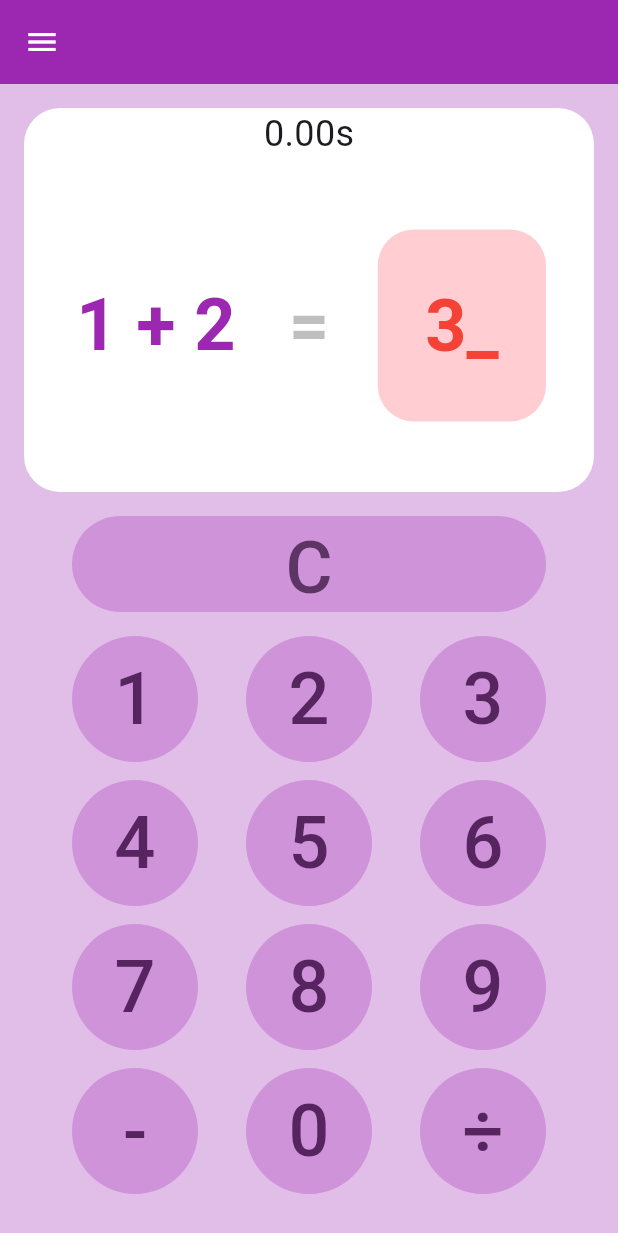
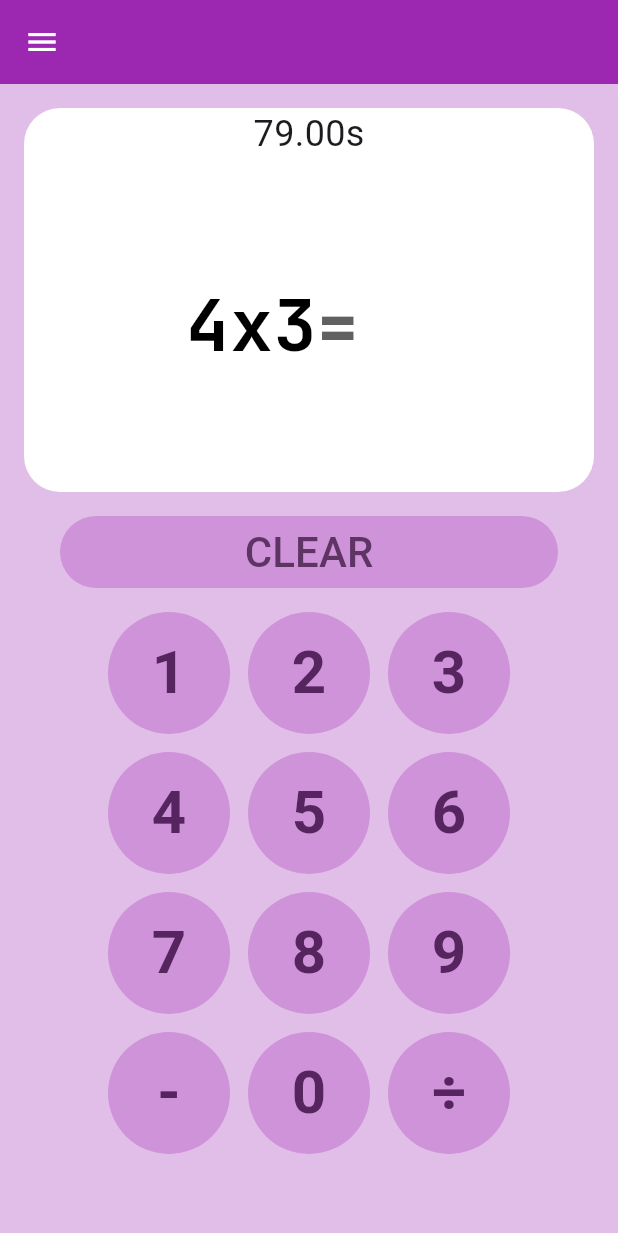
Before and after one commit to DevCef/quikmath, a Flutter app: the screen it shows after launch, on a phone screen of 412 x 824 dp. Shown: the top 1233 px of the screen. Run offline on Flutter 3.47's test engine with Material 3 defaults, Android fonts, the phone set to English and light mode, and no system bars; drawn by our look-alikes of auto_size_text; our stand-ins replace vibration; missing offline and left inert: dart:ffi.

Commit message:
Reupdating UI lil bit + Made a basic working input & output

```diff
--- /dev/null
+++ b/lib/logic/utils.dart
@@ -0,0 +1,5 @@
+
+void dbg(dynamic data)
+{
+  print(data);
+}
--- a/lib/widgets/inputgrid.dart
+++ b/lib/widgets/inputgrid.dart
@@ -1,3 +1,5 @@
+import 'package:quikmath/logic/core.dart';
+import 'package:quikmath/logic/utils.dart';
 import 'package:vibration/vibration.dart';
 import 'package:flutter/material.dart';
 
@@ -7,15 +9,14 @@ class InputGrid extends StatelessWidget {
   @override
   Widget build(BuildContext context) {
     return Column(children: [
-
       // - Clear button
       SizedBox(
-        height: 64,
+        height: 48,
         child: Container(
           margin: const EdgeInsets.fromLTRB(
-            48,
+            40,
             0,
-            48,
+            40,
             0,
           ),
           child: ElevatedButton(
@@ -23,14 +24,17 @@ class InputGrid extends StatelessWidget {
               elevation: 0, // Remove shadow
 
               backgroundColor: Colors.purple[200],
-              foregroundColor: Color.lerp(Colors.purple[300], Colors.black, 0.5),
+              foregroundColor:
+                  Color.lerp(Colors.purple[300], Colors.black, 0.5),
             ),
-            onPressed: () => {},
+            onPressed: () => {
+              _pressButton(-1)
+            },
             child: const Center(
               child: Text(
-                "C",
+                "CLEAR",
                 style: TextStyle(
-                  fontSize: 48,
+                  fontSize: 28,
                 ),
               ),
             ),
@@ -38,22 +42,20 @@ class InputGrid extends StatelessWidget {
         ),
       ),
 
-
       // - Other buttons
       Expanded(
         child: Container(
           margin: const EdgeInsets.fromLTRB(
-            48,
+            72,
             16,
-            48,
+            72,
             16,
           ),
           child: GridView.builder(
             physics: const NeverScrollableScrollPhysics(),
-            shrinkWrap: true, // Prevents the GridView from being scrollable
             gridDelegate: const SliverGridDelegateWithFixedCrossAxisCount(
               crossAxisCount: 3, // Number of columns in the grid
-              crossAxisSpacing: 32, // Spacing between columns
+              crossAxisSpacing: 12, // Spacing between columns
               mainAxisSpacing: 12, // Spacing between rows
             ),
             itemCount: 12, // Total number of buttons
@@ -65,21 +67,14 @@ class InputGrid extends StatelessWidget {
                   foregroundColor:
                       Color.lerp(Colors.purple[400], Colors.black, 0.5),
                 ),
-                onPressed: () async {
-                  // Handle button press
-                  print(index);
-                  Vibration.vibrate(
-                    duration: 200,
-                  );
-                  bool? response = await Vibration.hasVibrator();
-                  if (response == true)
-                    print("vibrated");
-                  else
-                    print("no vibration support");
+                onPressed: () => {
+                  _pressButton(index)
                 },
                 child: Text(
-                  _getButtonText(index),
-                  style: const TextStyle(fontSize: 48),
+                  QuikCore.getButtonText(index),
+                  overflow: TextOverflow.visible,
+                  style: const TextStyle(
+                      fontSize: 40, fontWeight: FontWeight.bold),
                 ),
               );
             },
@@ -89,22 +84,11 @@ class InputGrid extends StatelessWidget {
     ]);
   }
 
-  // A function to get the text for each button
-  String _getButtonText(int index) {
-    const buttonLabels = [
-      '1',
-      '2',
-      '3',
-      '4',
-      '5',
-      '6',
-      '7',
-      '8',
-      '9',
-      '-',
-      '0',
-      '÷',
-    ];
-    return buttonLabels[index];
+  void _pressButton(int index) {
+    print(index);
+    Vibration.vibrate(
+      duration: 25,
+    );
+    QuikCore.receiveButton(index);
   }
 }
--- a/lib/widgets/mathscreen.dart
+++ b/lib/widgets/mathscreen.dart
@@ -1,5 +1,6 @@
 import 'dart:async';
 
+import 'package:auto_size_text/auto_size_text.dart';
 import 'package:flutter/material.dart';
 import 'package:quikmath/logic/core.dart';
 
@@ -11,10 +12,11 @@ class MathScreen extends StatefulWidget {
 }
 
 class _MathScreenState extends State<MathScreen> {
-
   @override
   Widget build(BuildContext context) {
     QuikCore.mathscreenStateFunc = setState;
+    // TODO : Temp
+    QuikCore.doStart();
 
     return Container(
       width: double.infinity,
@@ -35,95 +37,34 @@ class _MathScreenState extends State<MathScreen> {
               ),
               // o) Equation both question & answer
               Expanded(
-                child: Row(
-                  children: [
-                    // o) Question
-                    Expanded(
-                      flex: 1,
-                      child: Container(
-                        margin: EdgeInsets.all(16),
-                        decoration: BoxDecoration(
-                          //color: Colors.purple[200],
-                          borderRadius: BorderRadius.circular(24),
-                        ),
-                        child: Text(
-                          "1 + 2",
-                          textAlign: TextAlign.center,
-                          style: TextStyle(
-                            color: Colors.purple[500],
-                            fontSize: 48,
-                            fontWeight: FontWeight.bold,
-                          ),
-                        ),
-                      ),
-                    ),
-
-                    Container(
-                      child: Text(
-                        "=",
+                child: Padding(
+                  padding: const EdgeInsets.all(8.0),
+                  child: Center(
+                    child: AutoSizeText.rich(
+                      TextSpan(
                         style: TextStyle(
-                          color: Colors.black.withAlpha(64),
-                          fontSize: 48,
+                          fontFamily: "Jetbrains",
+                          color: Colors.black,
                           fontWeight: FontWeight.bold,
                         ),
+                        children: [
+                          TextSpan(
+                            text: "4x3",
+                          ),
+                          TextSpan(
+                            text: "=",
+                            style: TextStyle(color: Colors.grey[700]),
+                          ),
+                          TextSpan(
+                            text: QuikCore.answer,
+                            style: TextStyle(color: Colors.purple[700]),
+                          ),
+                        ],
                       ),
+                      presetFontSizes: [48, 32, 24,  ],
+                      maxLines: 1,
                     ),
-
-                    // o) Answer
-                    Expanded(
-                      child: GestureDetector(
-                        onTap: () => setState(() {
-                          if (QuikCore.isRunning) {
-                            QuikCore.doBreak();
-                          } else {
-                            QuikCore.doStart();
-                          }
-                        }),
-                        child: AnimatedContainer(
-                          duration: const Duration(milliseconds: 100),
-                          curve: Curves.linear,
-                          height: 128,
-                          margin: const EdgeInsets.all(32),
-                          decoration: BoxDecoration(
-                            borderRadius: BorderRadius.circular(24),
-                            color: QuikCore.isRunning ? Colors.white : Colors.red[100],
-                          ),
-                          child: Center(
-                            child: AnimatedDefaultTextStyle(
-                              duration: const Duration(milliseconds: 300),
-                              style: TextStyle(),
-                              child: RichText(
-                                text: TextSpan(
-                                  children: [
-                                    TextSpan(
-                                      text: "3",
-                                      style: TextStyle(
-                                        color: QuikCore.isRunning
-                                            ? Colors.black
-                                            : Colors.red,
-                                        fontSize: 48,
-                                        fontWeight: FontWeight.bold,
-                                      ),
-                                    ),
-                                    TextSpan(
-                                      text: "_",
-                                      style: TextStyle(
-                                        color: QuikCore.isRunning
-                                            ? Colors.black
-                                            : Colors.red,
-                                        fontSize: 48,
-                                        fontWeight: FontWeight.bold,
-                                      ),
-                                    )
-                                  ],
-                                ),
-                              ),
-                            ),
-                          ),
-                        ),
-                      ),
-                    ),
-                  ],
+                  ),
                 ),
               )
             ],
--- a/lib/widgets/pages/home.dart
+++ b/lib/widgets/pages/home.dart
@@ -3,8 +3,6 @@
 import 'package:flutter/material.dart';
 import 'package:quikmath/logic/core.dart';
 import 'package:quikmath/widgets/homeScaffold.dart';
-import 'package:quikmath/widgets/inputgrid.dart';
-import 'package:quikmath/widgets/mathscreen.dart';
 
 class HomePage extends StatefulWidget {
   const HomePage({super.key});
@@ -15,7 +13,7 @@ class HomePage extends StatefulWidget {
 
 class _HomePageState extends State<HomePage> {
   bool _pop = false;
-  DateTime? _lastPressed = null;
+  DateTime? _lastPressed;
 
   @override
   Widget build(BuildContext context) {
```
Also changed, not shown: lib/logic/core.dart (+111 -4 lines), pubspec.yaml (+8 -0 lines), assets/fonts/JetBrainsMonoNL-Bold.ttf (added), assets/fonts/JetBrainsMonoNL-BoldItalic.ttf (added), pubspec.lock.
